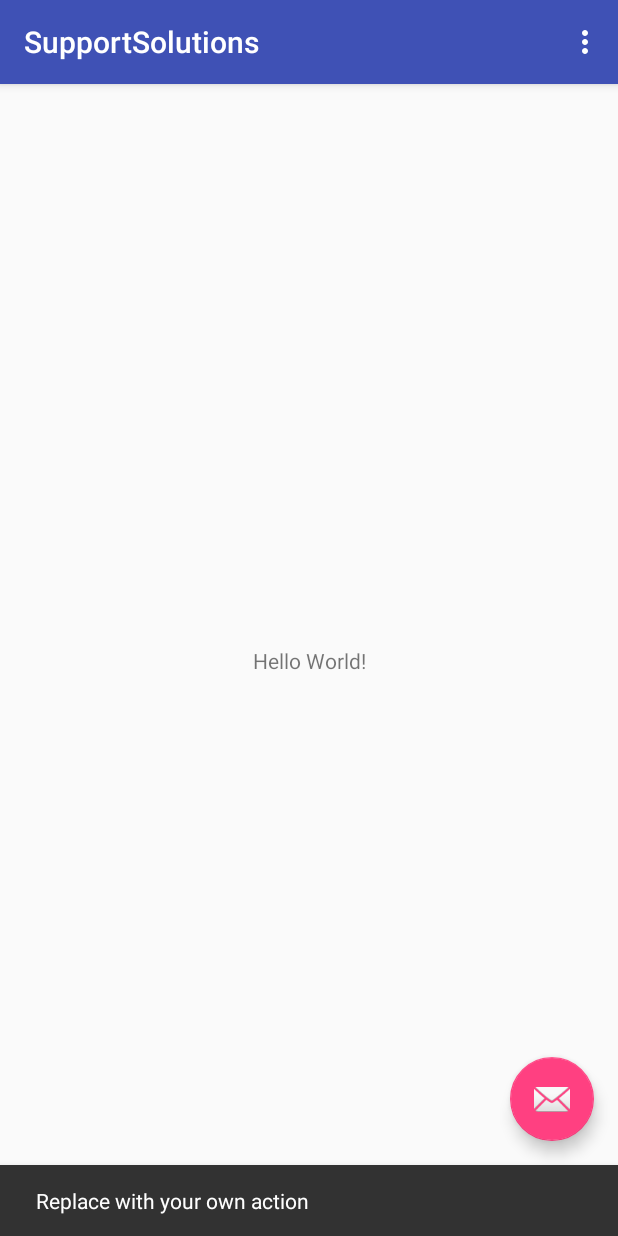
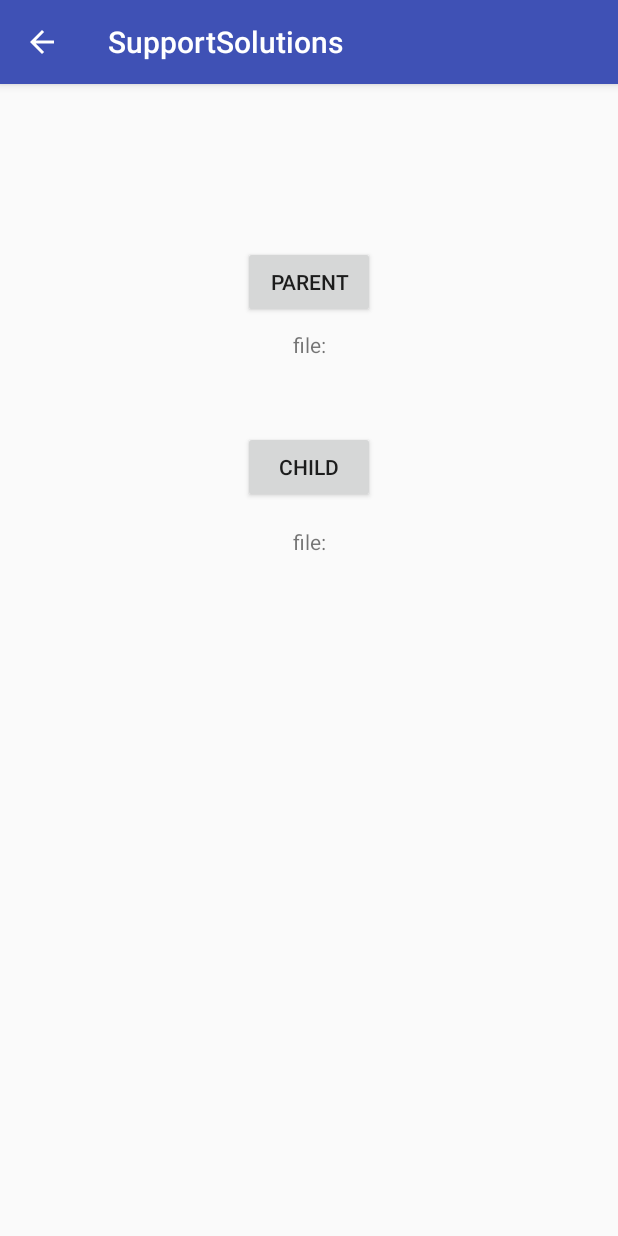
Before and after one commit to luisMan/SupportSolutions, an Android app: the screen it shows after launch (supportsolutions before the commit, ss_camera_helper after it), after a tap on an icon or button, on a phone screen of 412 x 824 dp. Run offline under Robolectric (Android 15) with nearby library versions, the phone set to English and light mode, and no system bars; libraries missing offline, so code that uses them is left out: com.ibm.watson; 1 statement that could not run was skipped.

Commit message:
just finish implementing 3 apis watson api, okhttps , google api

```diff
--- a/app/build.gradle
+++ b/app/build.gradle
@@ -4,7 +4,7 @@ android {
     compileSdkVersion 26
     defaultConfig {
         applicationId "tech.niocoders.com.supportsolutions"
-        minSdkVersion 15
+        minSdkVersion 19
         targetSdkVersion 26
         versionCode 1
         versionName "1.0"
@@ -26,4 +26,8 @@ dependencies {
     testImplementation 'junit:junit:4.12'
     androidTestImplementation 'com.android.support.test:runner:1.0.2'
     androidTestImplementation 'com.android.support.test.espresso:espresso-core:3.0.2'
+    compile 'com.squareup.okhttp3:okhttp:3.10.0'
+    compile 'com.google.code.gson:gson:2.8.3'
+    compile 'com.ibm.watson.developer_cloud:android-sdk:0.4.3'
+    compile 'com.ibm.watson.developer_cloud:visual-recognition:5.4.0'
 }
--- /dev/null
+++ b/app/src/main/java/tech/niocoders/com/supportsolutions/ss_camera_helper.java
@@ -0,0 +1,87 @@
+package tech.niocoders.com.supportsolutions;
+
+import android.content.Intent;
+import android.content.pm.PackageManager;
+import android.os.Bundle;
+import android.support.annotation.Nullable;
+import android.support.v7.app.AppCompatActivity;
+import android.view.View;
+import android.widget.Button;
+import android.widget.TextView;
+import android.widget.Toast;
+
+import com.ibm.watson.developer_cloud.android.library.camera.CameraHelper;
+
+/**
+ * Created by luism on 4/28/2018.
+ */
+
+public class ss_camera_helper extends AppCompatActivity implements View.OnClickListener{
+    public CameraHelper cameraHelper;
+    private TextView child_text_path;
+    private TextView parent_text_path;
+    private Button parent;
+    private Button child;
+    public static boolean isParent = false;
+    public  static boolean isChild = false;
+    @Override
+    public void onCreate(@Nullable Bundle savedInstanceState) {
+        super.onCreate(savedInstanceState);
+        setContentView(R.layout.camera_helper);
+        cameraHelper = new CameraHelper(this);
+
+        //lets find item by View
+        child_text_path =  (TextView)findViewById(R.id.child_path);
+        parent_text_path = (TextView)findViewById(R.id.parent_path);
+        parent = (Button)findViewById(R.id.parent);
+        parent.setOnClickListener(this);
+        child = (Button)findViewById(R.id.child);
+        child.setOnClickListener(this);
+    }
+
+    @Override
+    public void onClick(View view) {
+        int id = view.getId();
+        switch(id)
+        {
+            case R.id.parent:
+                isParent =  true;
+                Toast.makeText(getApplicationContext(),"justClicked parent button!",Toast.LENGTH_LONG).show();
+                cameraHelper.dispatchTakePictureIntent();
+                break;
+            case R.id.child:
+                Toast.makeText(getApplicationContext(),"justClicked parent button!",Toast.LENGTH_LONG).show();
+                isChild = true;
+                cameraHelper.dispatchTakePictureIntent();
+                break;
+        }
+    }
+    @Override
+    public void onRequestPermissionsResult(int requestCode, String[] permissions, int[] grantResults) {
+        switch (requestCode) {
+            case CameraHelper.REQUEST_PERMISSION: {
+                // permission granted
+                if (grantResults.length > 0 && grantResults[0] == PackageManager.PERMISSION_GRANTED) {
+
+                }
+            }
+
+        }
+    }
+    @Override
+    protected void onActivityResult(int requestCode, int resultCode, Intent data) {
+        super.onActivityResult(requestCode, resultCode, data);
+
+        if (requestCode == CameraHelper.REQUEST_IMAGE_CAPTURE) {
+            if(isParent) {
+                System.out.println(cameraHelper.getFile(resultCode));
+            }else if(isChild)
+            {
+                System.out.println(cameraHelper.getFile(resultCode));
+            }
+
+        }
+        isParent =false;
+        isChild = false;
+    }
+}
--- a/app/src/main/java/tech/niocoders/com/supportsolutions/supportsolutions.java
+++ b/app/src/main/java/tech/niocoders/com/supportsolutions/supportsolutions.java
@@ -1,13 +1,15 @@
 package tech.niocoders.com.supportsolutions;
 
+import android.content.Context;
+import android.content.Intent;
 import android.os.Bundle;
 import android.support.design.widget.FloatingActionButton;
 import android.support.design.widget.Snackbar;
 import android.support.v7.app.AppCompatActivity;
 import android.support.v7.widget.Toolbar;
-import android.view.View;
 import android.view.Menu;
 import android.view.MenuItem;
+import android.view.View;
 
 public class supportsolutions extends AppCompatActivity {
 
@@ -24,6 +26,12 @@ public class supportsolutions extends AppCompatActivity {
             public void onClick(View view) {
                 Snackbar.make(view, "Replace with your own action", Snackbar.LENGTH_LONG)
                         .setAction("Action", null).show();
+                Context appContext = supportsolutions.this;
+                Class camera_helper =  ss_camera_helper.class;
+
+                Intent childActivityCameraHelper = new Intent(appContext,camera_helper);
+                startActivity(childActivityCameraHelper);
+
             }
         });
     }
--- /dev/null
+++ b/app/src/main/res/layout/camera_helper.xml
@@ -0,0 +1,56 @@
+<?xml version="1.0" encoding="utf-8"?>
+<android.support.constraint.ConstraintLayout
+    xmlns:android="http://schemas.android.com/apk/res/android"
+    xmlns:app="http://schemas.android.com/apk/res-auto"
+    xmlns:tools="http://schemas.android.com/tools"
+    android:layout_width="match_parent"
+    android:layout_height="match_parent">
+
+    <Button
+        android:id="@+id/parent"
+        android:layout_width="wrap_content"
+        android:layout_height="wrap_content"
+        android:layout_marginEnd="8dp"
+        android:layout_marginStart="8dp"
+        android:layout_marginTop="108dp"
+        android:text="Parent"
+        app:layout_constraintEnd_toEndOf="parent"
+        app:layout_constraintStart_toStartOf="parent"
+        app:layout_constraintTop_toTopOf="parent" />
+
+    <TextView
+        android:id="@+id/parent_path"
+        android:layout_width="wrap_content"
+        android:layout_height="wrap_content"
+        android:layout_marginEnd="8dp"
+        android:layout_marginStart="8dp"
+        android:layout_marginTop="8dp"
+        android:text="file:"
+        app:layout_constraintEnd_toEndOf="parent"
+        app:layout_constraintStart_toStartOf="parent"
+        app:layout_constraintTop_toBottomOf="@+id/parent" />
+
+    <Button
+        android:id="@+id/child"
+        android:layout_width="wrap_content"
+        android:layout_height="wrap_content"
+        android:layout_marginEnd="8dp"
+        android:layout_marginStart="8dp"
+        android:layout_marginTop="48dp"
+        android:text="Child"
+        app:layout_constraintEnd_toEndOf="parent"
+        app:layout_constraintStart_toStartOf="parent"
+        app:layout_constraintTop_toBottomOf="@+id/parent_path" />
+
+    <TextView
+        android:id="@+id/child_path"
+        android:layout_width="wrap_content"
+        android:layout_height="wrap_content"
+        android:layout_marginEnd="8dp"
+        android:layout_marginStart="8dp"
+        android:layout_marginTop="16dp"
+        android:text="file:"
+        app:layout_constraintEnd_toEndOf="parent"
+        app:layout_constraintStart_toStartOf="parent"
+        app:layout_constraintTop_toBottomOf="@+id/child" />
+</android.support.constraint.ConstraintLayout>
--- a/app/src/main/res/menu/menu_supportsolutions.xml
+++ b/app/src/main/res/menu/menu_supportsolutions.xml
@@ -7,4 +7,5 @@
         android:orderInCategory="100"
         android:title="@string/action_settings"
         app:showAsAction="never" />
+
 </menu>
--- a/app/src/main/res/values/strings.xml
+++ b/app/src/main/res/values/strings.xml
@@ -1,4 +1,6 @@
 <resources>
     <string name="app_name">SupportSolutions</string>
     <string name="action_settings">Settings</string>
+    <string name="pref_sp">spanish</string>
+    <string name="pref_en">english</string>
 </resources>
```
Also changed, not shown: app/src/main/AndroidManifest.xml (+12 -1 lines), app/src/main/java/tech/niocoders/com/supportsolutions/ss_facialRecognition.java (added, +375 -0 lines), app/src/main/res/values/credentials.xml (added, +7 -0 lines).
